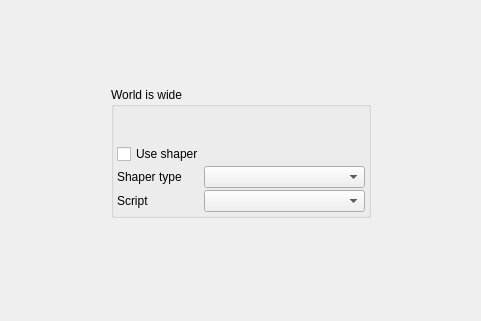
The window that src/samplewidget.ui (fontmatrix/fontmatrix) describes before a commit, drawn with Qt 5; both pictures show x 0 to 481 and y 0 to 321 of the 663 by 620 pixel window.
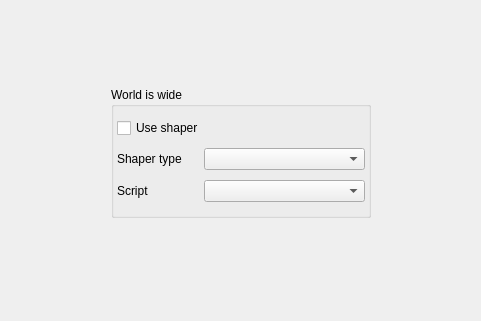
The same window after the commit. The open tabs and pages were chosen to show the change. Custom widgets are drawn as their Qt base class.

The edit to the form file:
```diff
--- a/src/samplewidget.ui
+++ b/src/samplewidget.ui
@@ -86,17 +86,17 @@
         <property name="margin">
          <number>3</number>
         </property>
-        <item row="3" column="1">
-         <widget class="QComboBox" name="langCombo">
-          <property name="sizePolicy">
-           <sizepolicy hsizetype="Expanding" vsizetype="Fixed">
-            <horstretch>2</horstretch>
-            <verstretch>0</verstretch>
-           </sizepolicy>
-          </property>
-         </widget>
-        </item>
         <item row="2" column="1">
+         <widget class="QComboBox" name="langCombo">
+          <property name="sizePolicy">
+           <sizepolicy hsizetype="Expanding" vsizetype="Fixed">
+            <horstretch>2</horstretch>
+            <verstretch>0</verstretch>
+           </sizepolicy>
+          </property>
+         </widget>
+        </item>
+        <item row="1" column="1">
          <widget class="QComboBox" name="shaperTypeCombo">
           <property name="sizePolicy">
            <sizepolicy hsizetype="Expanding" vsizetype="Fixed">
@@ -106,7 +106,7 @@
           </property>
          </widget>
         </item>
-        <item row="3" column="0">
+        <item row="2" column="0">
          <widget class="QLabel" name="label_4">
           <property name="sizePolicy">
            <sizepolicy hsizetype="Preferred" vsizetype="Preferred">
@@ -122,7 +122,7 @@
           </property>
          </widget>
         </item>
-        <item row="2" column="0">
+        <item row="1" column="0">
          <widget class="QLabel" name="label_3">
           <property name="sizePolicy">
            <sizepolicy hsizetype="Preferred" vsizetype="Preferred">
@@ -139,9 +139,6 @@
          </widget>
         </item>
         <item row="0" column="0" colspan="2">
-         <widget class="TextProgression" name="textProgression" native="true"/>
-        </item>
-        <item row="1" column="0" colspan="2">
          <widget class="QCheckBox" name="useShaperCheck">
           <property name="sizePolicy">
            <sizepolicy hsizetype="Preferred" vsizetype="Fixed">
@@ -317,12 +314,6 @@
    <extends>QGraphicsView</extends>
    <header>fmsampletextview.h</header>
   </customwidget>
-  <customwidget>
-   <class>TextProgression</class>
-   <extends>QWidget</extends>
-   <header>textprogression.h</header>
-   <container>1</container>
-  </customwidget>
   <customwidget>
    <class>FloatingWidgetToolBar</class>
    <extends>QWidget</extends>
```
